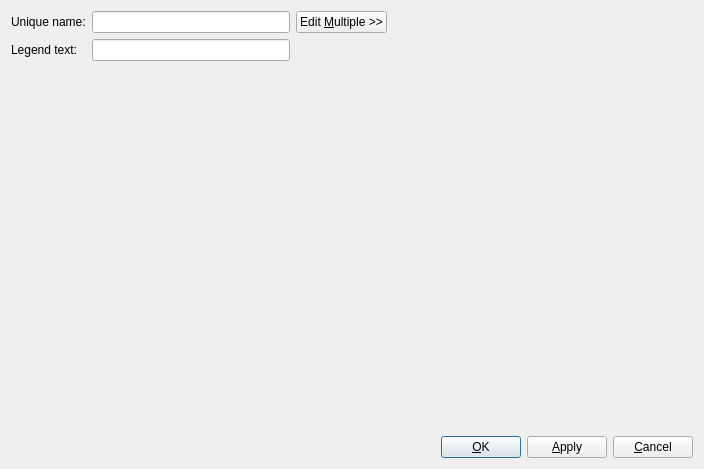
Old version of the form kst1kde4/kst/src/libkstapp/kstdatadialog.ui in the repository Kst-plot/kst-subversion-archive.
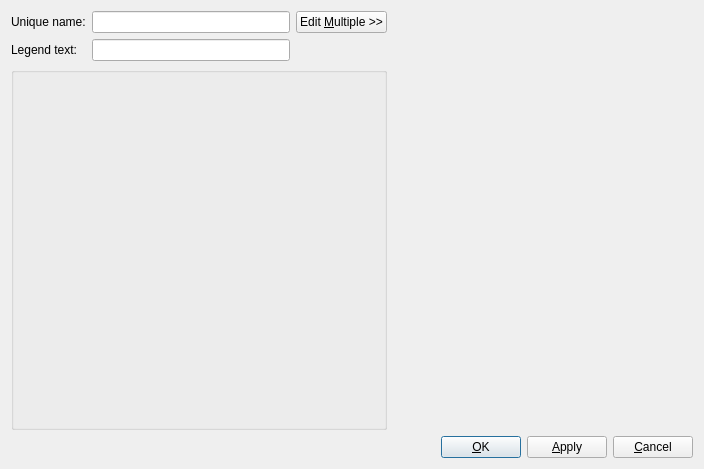
New version of the form. Custom widgets are drawn as their Qt base class.

Patch:
```diff
--- a/kst1kde4/kst/src/libkstapp/kstdatadialog.ui
+++ b/kst1kde4/kst/src/libkstapp/kstdatadialog.ui
@@ -79,6 +79,10 @@
      </item>
     </layout>
    </item>
+   <item row="1" column="0">
+    <widget class="QGroupBox" name="_contents">
+    </widget>
+   </item>
    <item row="0" column="1" rowspan="2">
     <widget class="EditMultipleWidget" name="_editMultipleWidget" native="true">
      <property name="sizePolicy">
```
